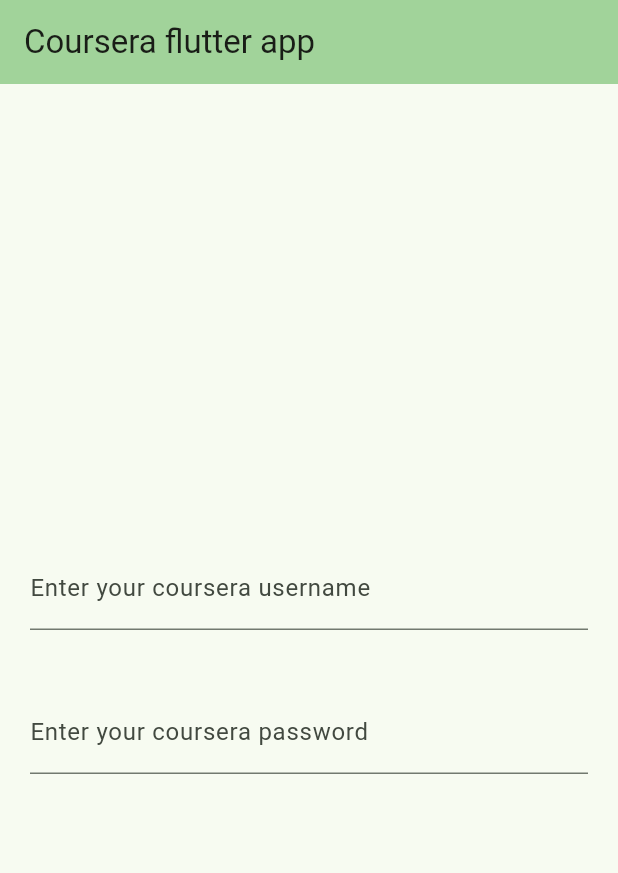
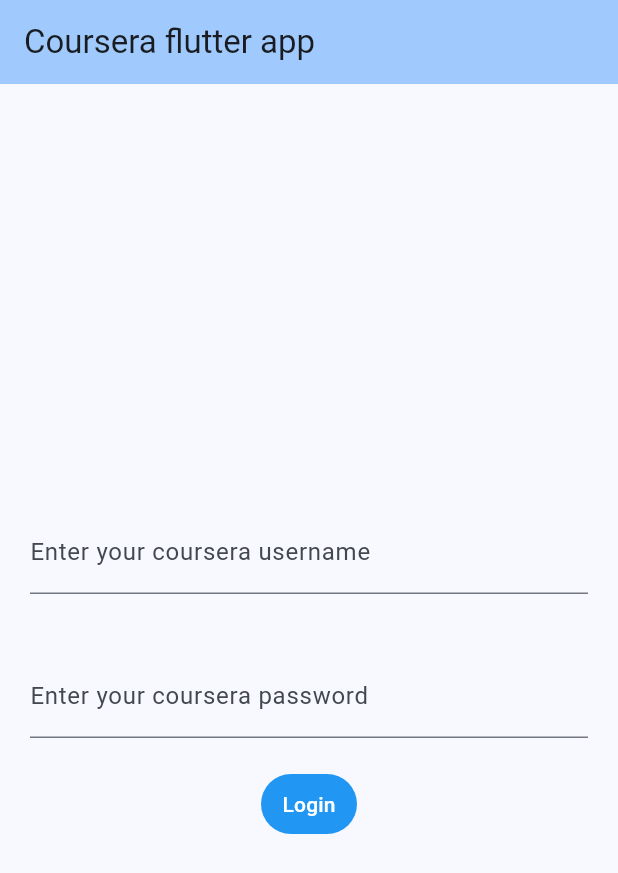
Before and after one commit to BronzeCrab/coursera-tv, a Flutter app: the screen it shows after launch, on a phone screen of 412 x 824 dp. Shown: the top 873 px of the screen. Run offline on Flutter 3.47's test engine with Material 3 defaults, Android fonts, the phone set to English and light mode, and no system bars.

Commit message:
added login button to initial screen.

```diff
--- a/lib/main.dart
+++ b/lib/main.dart
@@ -28,7 +28,7 @@
         //
         // This works for code too, not just values: Most code changes can be
         // tested with just a hot reload.
-        colorScheme: ColorScheme.fromSeed(seedColor: Colors.green),
+        colorScheme: ColorScheme.fromSeed(seedColor: Colors.blue),
         useMaterial3: true,
       ),
       home: const MyHomePage(title: 'Coursera flutter app'),
@@ -112,6 +112,14 @@
                 ),
               ),
             ),
+            TextButton(
+              style: ButtonStyle(
+                foregroundColor: MaterialStateProperty.all<Color>(Colors.white),
+                backgroundColor: MaterialStateProperty.all<Color>(Colors.blue),
+              ),
+              onPressed: () { print("test");},
+              child: const Text('Login'),
+            )
           ],
         ),
       ),
```
